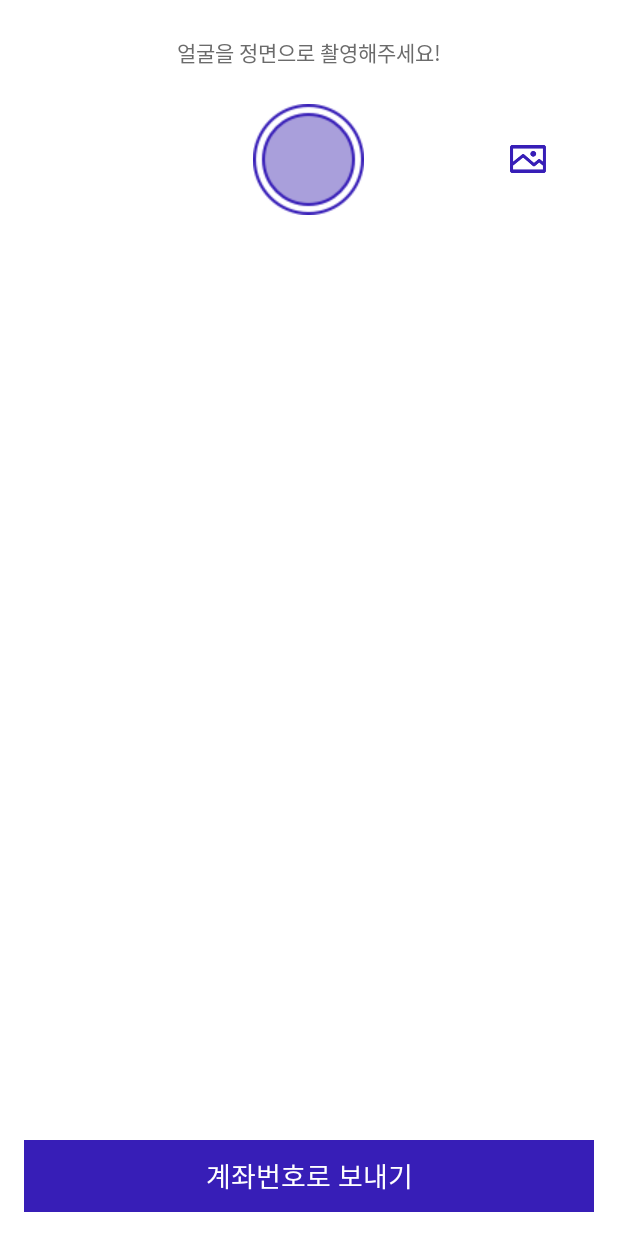
After one commit to hehpollon/Fay2, an Android app: the layout include_control_send.xml on its own in the app's theme, with its tools: preview values and no code run, on a phone screen of 412 x 824 dp. The commit adds this screen. Run offline under Robolectric (Android 15) with nearby library versions, the phone set to English and light mode, and no system bars.

Commit message:
Add camera control UI for registering

```diff
--- a/demo/src/main/res/layout-land/activity_main.xml
+++ b/demo/src/main/res/layout-land/activity_main.xml
@@ -26,7 +26,7 @@
         android:layout_height="match_parent"/>
 
     <include
-        layout="@layout/include_control"
+        layout="@layout/include_control_register"
         android:layout_width="0dp"
         android:layout_height="match_parent"
         android:layout_weight="1"/>
--- a/demo/src/main/res/layout/activity_main.xml
+++ b/demo/src/main/res/layout/activity_main.xml
@@ -26,7 +26,7 @@
         android:layout_height="0dp" />
 
     <include
-        layout="@layout/include_control"
+        layout="@layout/include_control_register"
         android:layout_width="match_parent"
         android:layout_height="224dp" />
 
--- /dev/null
+++ b/demo/src/main/res/layout/include_control_send.xml
@@ -0,0 +1,86 @@
+<?xml version="1.0" encoding="utf-8"?>
+<!--
+    Copyright (C) 2016 The Android Open Source Project
+    Licensed under the Apache License, Version 2.0 (the "License");
+    you may not use this file except in compliance with the License.
+    You may obtain a copy of the License at
+         http://www.apache.org/licenses/LICENSE-2.0
+    Unless required by applicable law or agreed to in writing, software
+    distributed under the License is distributed on an "AS IS" BASIS,
+    WITHOUT WARRANTIES OR CONDITIONS OF ANY KIND, either express or implied.
+    See the License for the specific language governing permissions and
+    limitations under the License.
+-->
+<LinearLayout
+    android:id="@+id/control"
+    xmlns:android="http://schemas.android.com/apk/res/android"
+    xmlns:app="http://schemas.android.com/apk/res-auto"
+    android:layout_width="match_parent"
+    android:layout_height="match_parent"
+    android:orientation="vertical"
+    android:background="#ffffff">
+
+    <LinearLayout
+        android:layout_width="match_parent"
+        android:layout_height="0dp"
+        android:layout_weight="1"
+        android:orientation="vertical"
+        android:layout_marginTop="24dp"
+        android:gravity="center_horizontal">
+
+        <TextView
+            android:id="@+id/text_camera_directions"
+            android:text="얼굴을 정면으로 촬영해주세요!"
+            android:textColor="#6b6b6b"
+            android:textSize="14sp"
+            android:layout_width="wrap_content"
+            android:layout_height="wrap_content" />
+
+        <FrameLayout
+            android:layout_width="match_parent"
+            android:layout_height="wrap_content"
+            android:layout_marginTop="24dp">
+
+            <ImageButton
+                android:id="@+id/button_camera_take_picture"
+                android:layout_width="74dp"
+                android:layout_height="74dp"
+                android:background="?attr/selectableItemBackgroundBorderless"
+                android:layout_gravity="center"
+                android:foregroundGravity="center"
+                app:srcCompat="@drawable/ic_take_photo"/>
+
+            <ImageView
+                android:src="@drawable/ic_camera"
+                android:layout_width="24dp"
+                android:layout_height="24dp"
+                android:layout_gravity="right|center_vertical"
+                android:layout_marginRight="48dp"/>
+
+        </FrameLayout>
+
+
+    </LinearLayout>
+
+
+    <LinearLayout
+        android:layout_gravity="bottom"
+        android:background="#f7f6fc"
+        android:layout_width="match_parent"
+        android:layout_height="48dp"
+        android:layout_marginBottom="@dimen/activity_vertical_margin"
+        android:layout_marginLeft="@dimen/activity_horizontal_margin"
+        android:layout_marginRight="@dimen/activity_horizontal_margin">
+
+        <TextView
+            android:text="계좌번호로 보내기"
+            android:textSize="18sp"
+            android:textColor="#ffffff"
+            android:background="#371eb7"
+            android:gravity="center"
+            android:layout_width="match_parent"
+            android:layout_height="match_parent" />
+
+    </LinearLayout>
+
+</LinearLayout>
```
Also changed, not shown: demo/src/main/res/layout/include_control_register.xml (renamed from demo/src/main/res/layout/include_control.xml).
